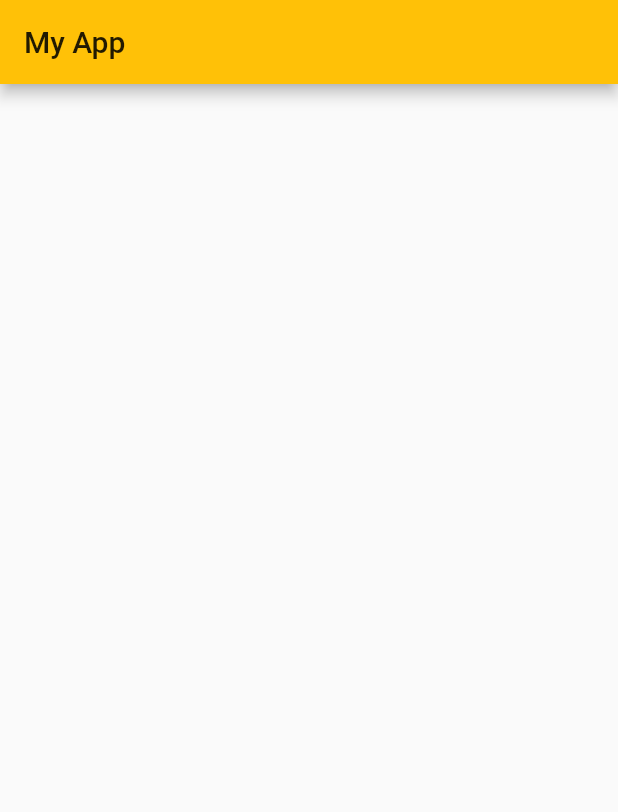
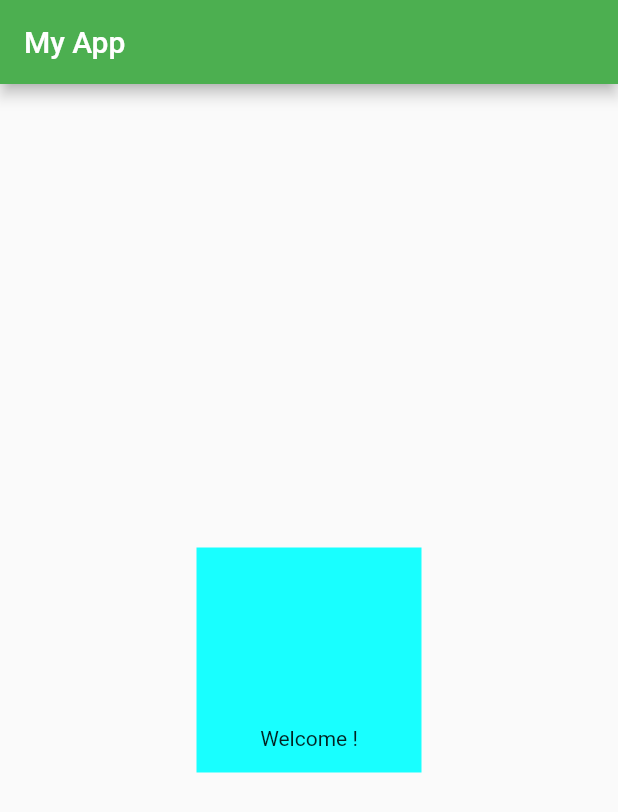
Before and after one commit to GowthamOnCoding/Flutter, a Flutter app: the screen it shows after launch, on a phone screen of 412 x 824 dp. Shown: the top 812 px of the screen. Run offline on Flutter 3.47's test engine with Material 2 defaults, Android fonts, the phone set to English and light mode, and no system bars.

Commit message:
commiting ch2

```diff
--- a/lib/main.dart
+++ b/lib/main.dart
@@ -12,9 +12,22 @@ class HomePage extends StatelessWidget {
           appBar: AppBar(
             title: Text('My App'),
           ),
+          body: Center(
+            child: Container(
+              height: 150,
+              padding: const EdgeInsets.all(15),
+              width: 150,
+              alignment: Alignment.bottomCenter,
+              clipBehavior: Clip.antiAlias,
+              child: Text('Welcome !'),
+              decoration: BoxDecoration(
+                color: Colors.cyanAccent,
+              ),
+            ),
+          ),
         ),
         theme: ThemeData(
-          primarySwatch: Colors.amber,
+          primarySwatch: Colors.green,
         ));
   }
 }
```
